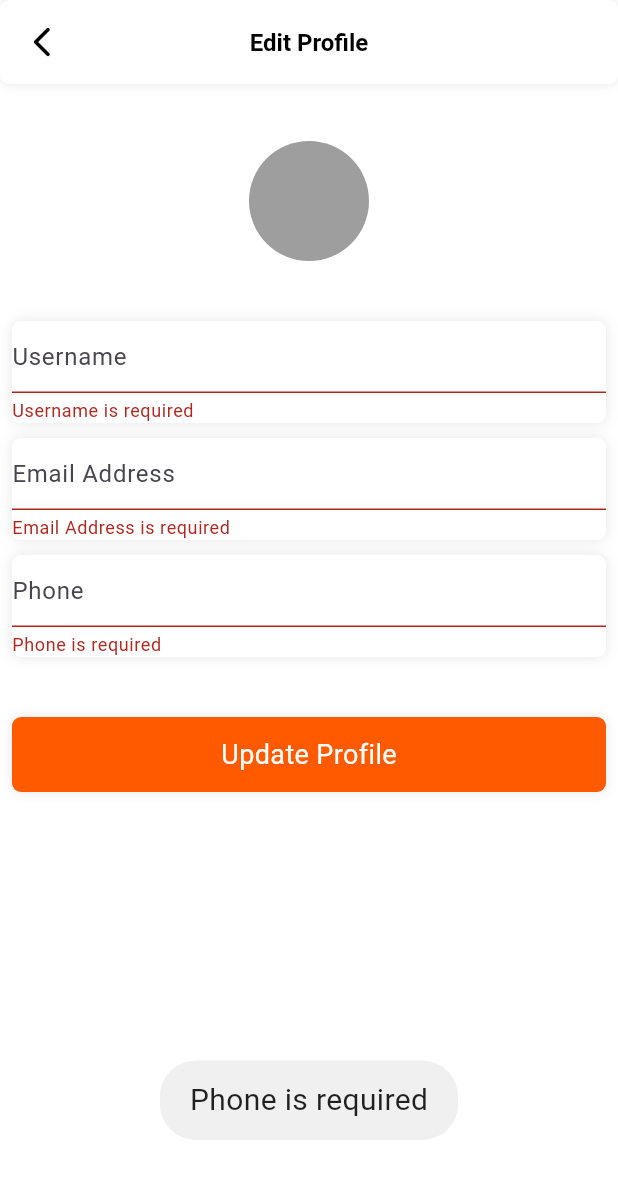
After one commit to engosamamohsen/EcommerceFlutter, a Flutter app: the screen it shows after launch, after a tap on "Update Profile", on a phone screen of 412 x 824 dp. The commit adds this screen. Shown: the top 1179 px of the screen. Run offline on Flutter 3.47's test engine with Material 3 defaults, Android fonts, the phone set to English and light mode, and no system bars; our stand-ins replace bloc, dio, flutter_bloc, flutter_secure_storage, fluttertoast, hexcolor and 1 more; accounts and stored records are empty.

Commit message:
worked in EditProfile

```diff
--- /dev/null
+++ b/lib/app/app_utils.dart
@@ -0,0 +1,15 @@
+import 'dart:io';
+
+import 'package:dio/dio.dart';
+
+class AppUtils {
+  static Future<Map<String, dynamic>> addImage(
+      Map<String, dynamic> map, String name, File image) async {
+    String fileName = image.path.split('/').last;
+    map[name] = await MultipartFile.fromFile(
+      image.path,
+      filename: fileName,
+    );
+    return map;
+  }
+}
--- /dev/null
+++ b/lib/component/image/image_circle_avatar.dart
@@ -0,0 +1,39 @@
+import 'dart:io';
+
+import 'package:flutter/material.dart';
+
+class ImageCircleAvatar extends StatelessWidget {
+  ImageCircleAvatar(
+      {super.key,
+      this.width = 150,
+      this.height = 150,
+      this.image = "",
+      this.fileImage,
+      this.click});
+  double width;
+  double height;
+
+  String image;
+  File? fileImage;
+  void Function()? click;
+
+  @override
+  Widget build(BuildContext context) {
+    return InkWell(
+      onTap: click,
+      child: SizedBox(
+        width: width,
+        height: height,
+        child: CircleAvatar(
+          radius: 30.0,
+          backgroundImage: fileImage != null
+              ? FileImage(fileImage!)
+              : image.isNotEmpty
+                  ? NetworkImage(image)
+                  : null,
+          backgroundColor: Colors.grey,
+        ),
+      ),
+    );
+  }
+}
--- a/lib/cubit/address/address_cubit.dart
+++ b/lib/cubit/address/address_cubit.dart
@@ -19,9 +19,9 @@ class AddressCubit extends Cubit<AddressStates> {
   void addAddress(AddAddressRequest address) async {
     try {
       emit(AddressLoadingButtonState());
-      Map<String, dynamic> queryParameters = address.toMap();
-      Response? response =
-          await apiService.post(EndPoint.addAddress, queryParameters);
+      // Map<String, dynamic> queryParameters = address.toMap();
+      Response? response = await apiService.post(
+          EndPoint.addAddress, FormData.fromMap(address.toMap()));
 
       if (response != null) {
         print("start get call cubit not null");
--- a/lib/cubit/auth/auth_state.dart
+++ b/lib/cubit/auth/auth_state.dart
@@ -9,4 +9,7 @@ class AuthFailedState extends AuthStates {
   AuthFailedState({required this.message});
 }
 
-class AuthSuccessState extends AuthStates {}
+class AuthSuccessState<T> extends AuthStates {
+  final T? data;
+  AuthSuccessState({this.data});
+}
--- a/lib/l10n/intl_en.arb
+++ b/lib/l10n/intl_en.arb
@@ -66,5 +66,6 @@
     "yes": "Yes",
     "no": "No",
     "delete": "Delete",
-    "do_you_want_delete_this_item": "Do you want delete this item?"
+    "do_you_want_delete_this_item": "Do you want delete this item?",
+    "update_profile" : "Update Profile"
 }
--- a/lib/main.dart
+++ b/lib/main.dart
@@ -3,6 +3,7 @@ import 'package:auth/cubit/home/home_cubit.dart';
 import 'package:auth/generated/l10n.dart';
 import 'package:auth/views/address/add/add_address.dart';
 import 'package:auth/views/address/list/address_list.dart';
+import 'package:auth/views/profile/edit_profile.dart';
 import 'package:flutter/material.dart';
 import 'package:flutter_bloc/flutter_bloc.dart';
 import 'package:flutter_localizations/flutter_localizations.dart';
@@ -37,7 +38,7 @@ class MyApp extends StatelessWidget {
         debugShowCheckedModeBanner: false,
         debugShowMaterialGrid: false,
         theme: ThemeData(useMaterial3: true),
-        home: AddressList(),
+        home: EditProfileView(),
       ),
     );
   }
--- /dev/null
+++ b/lib/models/register/update_profile_request.dart
@@ -0,0 +1,11 @@
+class UpdateProfileRequest {
+  UpdateProfileRequest(
+      {required this.name, required this.email, required this.phone});
+
+  final String name;
+  final String email;
+  final String phone;
+  Map<String, dynamic> toMap() {
+    return {'name': name, 'email': email, 'phone': phone};
+  }
+}
--- a/lib/network/end_point.dart
+++ b/lib/network/end_point.dart
@@ -1,6 +1,7 @@
 class EndPoint {
   static const login = "login";
   static const register = "register";
+  static const updateProfile = "user/update-profile";
   static const forgetPassword = "check-email";
   static const changePassword = "change-forget-password";
   static const home = "home";
@@ -9,4 +10,6 @@ class EndPoint {
   static const governorates = "governorates";
   static const addressList = "customers/address";
   static const deleteAddress = "customers/address/delete";
+  static const logout = "logout";
+  static const refreshToken = "refresh-firebase-token";
 }
--- a/lib/views/address/list/addtress_item.dart
+++ b/lib/views/address/list/addtress_item.dart
@@ -12,6 +12,7 @@ class AddressItem extends StatelessWidget {
   @override
   Widget build(BuildContext context) {
     return Card(
+      color: Colors.white,
       elevation: 5, // Controls the shadow
       shape: RoundedRectangleBorder(
         borderRadius: BorderRadius.circular(10), // Rounded corners
--- /dev/null
+++ b/lib/views/profile/edit_profile.dart
@@ -0,0 +1,175 @@
+import 'dart:io';
+
+import 'package:auth/component/app_bar/app.bar.global.dart';
+import 'package:auth/component/button.global.dart';
+import 'package:auth/component/image/image_circle.dart';
+import 'package:auth/component/image/image_circle_avatar.dart';
+import 'package:auth/component/text.form.global.dart';
+import 'package:auth/cubit/auth/auth_cubit.dart';
+import 'package:auth/cubit/auth/auth_state.dart';
+import 'package:auth/db_helper/app_storage.dart';
+import 'package:auth/generated/l10n.dart';
+import 'package:auth/models/login/login_response.dart';
+import 'package:auth/utils/global.assets.dart';
+import 'package:auth/utils/toast_message.dart';
+import 'package:flutter/material.dart';
+import 'package:flutter_bloc/flutter_bloc.dart';
+import 'package:image_picker/image_picker.dart';
+
+class EditProfileView extends StatefulWidget {
+  const EditProfileView({super.key});
+
+  @override
+  State<EditProfileView> createState() => _EditProfileViewState();
+}
+
+class _EditProfileViewState extends State<EditProfileView> {
+  UserResponse? user;
+  AppStorage appStorage = AppStorage();
+
+  final TextEditingController nameController = TextEditingController();
+  final TextEditingController emailController = TextEditingController();
+  final TextEditingController phoneController = TextEditingController();
+
+  @override
+  void initState() {
+    super.initState();
+    _loadUser();
+  }
+
+  Future<void> _loadUser() async {
+    try {
+      UserResponse fetchedUser = await appStorage.getUser();
+      setState(() {
+        user = fetchedUser;
+        nameController.text = user!.data!.name.toString();
+        phoneController.text = user!.data!.phone.toString();
+        emailController.text = user!.data!.email.toString();
+      });
+    } catch (e) {
+      // Handle error appropriately
+      print('Error loading user: $e');
+    }
+  }
+
+  File? _fileImage;
+  final picker = ImagePicker();
+
+  Future getImageFromGallery() async {
+    final pickedFile = await picker.pickImage(source: ImageSource.gallery);
+
+    setState(() {
+      if (pickedFile != null) {
+        _fileImage = File(pickedFile.path);
+      }
+    });
+  }
+
+  @override
+  Widget build(BuildContext context) {
+    GlobalKey<FormState> formKey = GlobalKey<FormState>();
+
+    return BlocProvider(
+      create: (context) => AuthCubit(),
+      child: BlocConsumer<AuthCubit, AuthStates>(
+        listener: (context, state) {
+          print("state: ${state.toString()}");
+          if (state is AuthSuccessState<UserResponse>) {
+            ToastMessageHelper.showToastMessage(state.data!.message.toString());
+          }
+        },
+        builder: (context, state) {
+          return Scaffold(
+            appBar: GlobalAppBar(title: S.of(context).edit_profile),
+            backgroundColor: Colors.white,
+            body: Form(
+              key: formKey,
+              child: SingleChildScrollView(
+                scrollDirection: Axis.vertical,
+                child: Padding(
+                  padding: const EdgeInsets.all(8.0),
+                  child: Column(
+                    children: [
+                      const SizedBox(
+                        height: 30,
+                      ),
+                      // if (_image != null) Image.file(_image!),
+                      // ImageCircle(
+                      //   width: 60,
+                      //   height: 60,
+                      //   image: user != null &&
+                      //           user!.data != null &&
+                      //           user!.data!.image != null
+                      //       ? user!.data!.image.toString()
+                      //       : "",
+                      //   click: () {
+                      //     getImageFromGallery();
+                      //   },
+                      // ),
+                      ImageCircleAvatar(
+                        width: 80,
+                        height: 80,
+                        image: user != null &&
+                                user!.data != null &&
+                                user!.data!.image != null
+                            ? user!.data!.image.toString()
+                            : "",
+                        fileImage: _fileImage,
+                        click: () {
+                          getImageFromGallery();
+                        },
+                      ),
+                      const SizedBox(
+                        height: 30,
+                      ),
+                      const SizedBox(height: 10),
+                      TextFormGlobal(
+                          hint: S.of(context).username,
+                          textInputType: TextInputType.name,
+                          obscureText: false,
+                          controller: nameController),
+                      const SizedBox(height: 10),
+                      TextFormGlobal(
+                          hint: S.of(context).email,
+                          textInputType: TextInputType.emailAddress,
+                          obscureText: false,
+                          controller: emailController),
+                      const SizedBox(height: 10),
+                      TextFormGlobal(
+                          hint: S.of(context).phone,
+                          textInputType: TextInputType.phone,
+                          obscureText: false,
+                          controller: phoneController),
+                      const SizedBox(height: 10),
+                      const SizedBox(
+                        height: 30,
+                      ),
+                      ButtonGlobal(
+                        text: S.of(context).update_profile,
+                        showProgress: state is AuthLoadingState ? true : false,
+                        onTap: () {
+                          if (formKey.currentState?.validate() ?? false) {
+                            // Form is valid, proceed with sign in
+                            BlocProvider.of<AuthCubit>(context).updateProfile(
+                                name: nameController.text,
+                                email: emailController.text,
+                                phone: phoneController.text,
+                                image: _fileImage);
+                          }
+                          // Navigator.push(context,
+                          //     MaterialPageRoute(builder: (BuildContext context) {
+                          //   return ConfirmCodeView();
+                          // }));
+                        },
+                      ),
+                    ],
+                  ),
+                ),
+              ),
+            ),
+          );
+        },
+      ),
+    );
+  }
+}
--- a/pubspec.yaml
+++ b/pubspec.yaml
@@ -46,6 +46,8 @@ dependencies:
   equatable: ^2.0.5
   flutter_secure_storage: ^9.2.2
   flutter_svg: ^2.0.10+1
+  image_picker: ^1.1.2
+  path: ^1.9.0
 
 dev_dependencies:
   flutter_test:
```
Also changed, not shown: lib/component/image/image_circle.dart (+8 -4 lines), lib/cubit/auth/auth_cubit.dart (+52 -8 lines), lib/network/api_service.dart (+19 -1 lines), lib/views/address/list/address_list.dart (+3 -23 lines), lib/generated/intl/messages_en.dart, lib/generated/l10n.dart, pubspec.lock, 7 other files.
